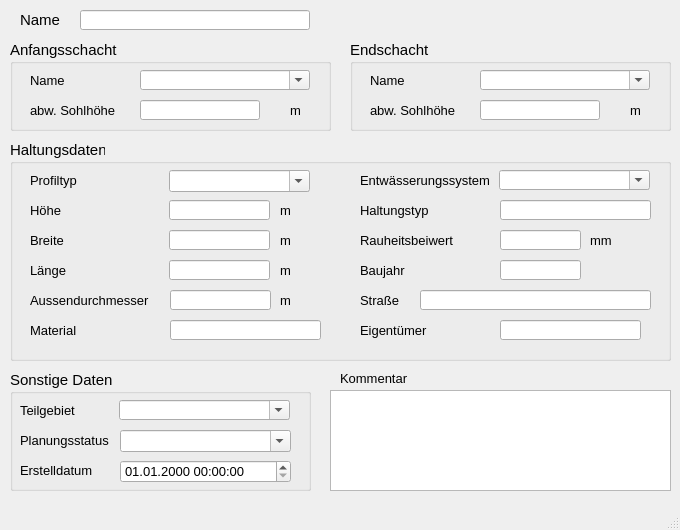
Above: qkan/forms/qkan_qregler.ui from SonkeHoffmann/QKan-1 before the change. Below: the same form after it.
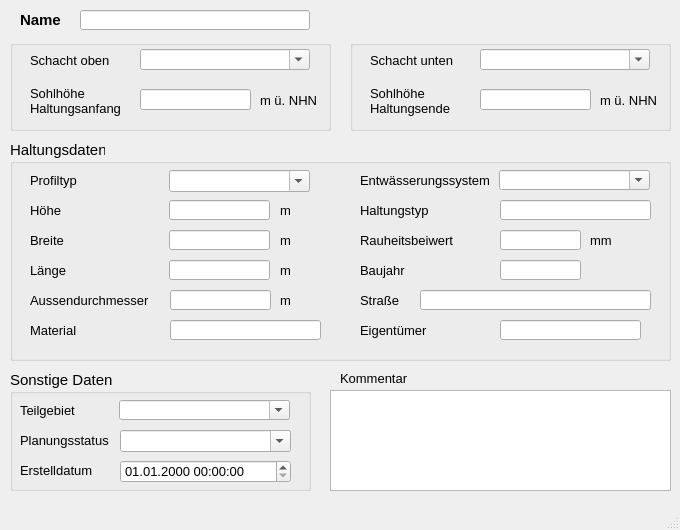
That is the form after the change. Custom widgets are drawn as their Qt base class.

```diff
--- a/qkan/forms/qkan_qregler.ui
+++ b/qkan/forms/qkan_qregler.ui
@@ -52,7 +52,7 @@
      <rect>
       <x>20</x>
       <y>10</y>
-      <width>40</width>
+      <width>51</width>
       <height>20</height>
      </rect>
     </property>
@@ -60,6 +60,8 @@
      <font>
       <family>Tahoma</family>
       <pointsize>11</pointsize>
+      <weight>75</weight>
+      <bold>true</bold>
      </font>
     </property>
     <property name="text">
@@ -721,15 +723,15 @@
      </font>
     </property>
     <property name="title">
-     <string>Endschacht</string>
+     <string/>
     </property>
     <widget class="QLineEdit" name="sohleunten">
      <property name="geometry">
       <rect>
        <x>130</x>
-       <y>60</y>
-       <width>120</width>
-       <height>20</height>
+       <y>49</y>
+       <width>111</width>
+       <height>21</height>
       </rect>
      </property>
      <property name="font">
@@ -749,8 +751,8 @@
      <property name="geometry">
       <rect>
        <x>20</x>
-       <y>30</y>
-       <width>71</width>
+       <y>10</y>
+       <width>91</width>
        <height>21</height>
       </rect>
      </property>
@@ -761,16 +763,16 @@
       </font>
      </property>
      <property name="text">
-      <string>Name</string>
+      <string>Schacht unten</string>
      </property>
     </widget>
     <widget class="QLabel" name="label_8">
      <property name="geometry">
       <rect>
        <x>20</x>
-       <y>60</y>
+       <y>40</y>
        <width>101</width>
-       <height>21</height>
+       <height>41</height>
       </rect>
      </property>
      <property name="font">
@@ -780,15 +782,16 @@
       </font>
      </property>
      <property name="text">
-      <string>abw. Sohlhöhe</string>
+      <string>Sohlhöhe
+Haltungsende</string>
      </property>
     </widget>
     <widget class="QLabel" name="label_15">
      <property name="geometry">
       <rect>
-       <x>280</x>
-       <y>60</y>
-       <width>21</width>
+       <x>250</x>
+       <y>50</y>
+       <width>61</width>
        <height>21</height>
       </rect>
      </property>
@@ -799,16 +802,16 @@
       </font>
      </property>
      <property name="text">
-      <string>m</string>
+      <string>m ü. NHN</string>
      </property>
     </widget>
     <widget class="QComboBox" name="schunten">
      <property name="geometry">
       <rect>
        <x>130</x>
-       <y>30</y>
+       <y>9</y>
        <width>170</width>
-       <height>20</height>
+       <height>21</height>
       </rect>
      </property>
      <property name="font">
@@ -844,13 +847,13 @@
      </font>
     </property>
     <property name="title">
-     <string>Anfangsschacht</string>
+     <string/>
     </property>
     <widget class="QLabel" name="label_3">
      <property name="geometry">
       <rect>
        <x>20</x>
-       <y>30</y>
+       <y>10</y>
        <width>91</width>
        <height>21</height>
       </rect>
@@ -862,16 +865,16 @@
       </font>
      </property>
      <property name="text">
-      <string>Name</string>
+      <string>Schacht oben</string>
      </property>
     </widget>
     <widget class="QLabel" name="label_5">
      <property name="geometry">
       <rect>
        <x>20</x>
-       <y>60</y>
+       <y>40</y>
        <width>91</width>
-       <height>21</height>
+       <height>41</height>
       </rect>
      </property>
      <property name="font">
@@ -881,15 +884,16 @@
       </font>
      </property>
      <property name="text">
-      <string>abw. Sohlhöhe</string>
+      <string>Sohlhöhe
+Haltungsanfang</string>
      </property>
     </widget>
     <widget class="QLabel" name="label_14">
      <property name="geometry">
       <rect>
-       <x>280</x>
-       <y>60</y>
-       <width>21</width>
+       <x>250</x>
+       <y>50</y>
+       <width>61</width>
        <height>21</height>
       </rect>
      </property>
@@ -900,16 +904,16 @@
       </font>
      </property>
      <property name="text">
-      <string>m</string>
+      <string>m ü. NHN</string>
      </property>
     </widget>
     <widget class="QComboBox" name="schoben">
      <property name="geometry">
       <rect>
        <x>130</x>
-       <y>30</y>
+       <y>9</y>
        <width>170</width>
-       <height>20</height>
+       <height>21</height>
       </rect>
      </property>
      <property name="font">
@@ -932,9 +936,9 @@
      <property name="geometry">
       <rect>
        <x>130</x>
-       <y>60</y>
-       <width>120</width>
-       <height>20</height>
+       <y>49</y>
+       <width>111</width>
+       <height>21</height>
       </rect>
      </property>
      <property name="font">
```
Left out of the diff: 50 changed lines with no effect on the pictures.
